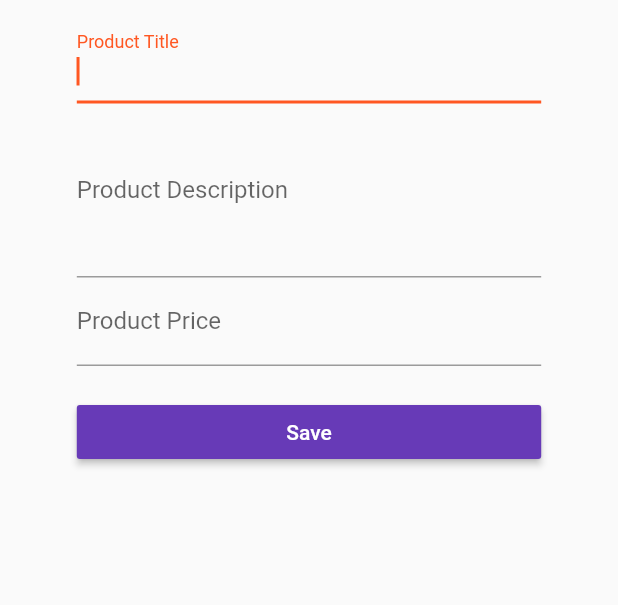
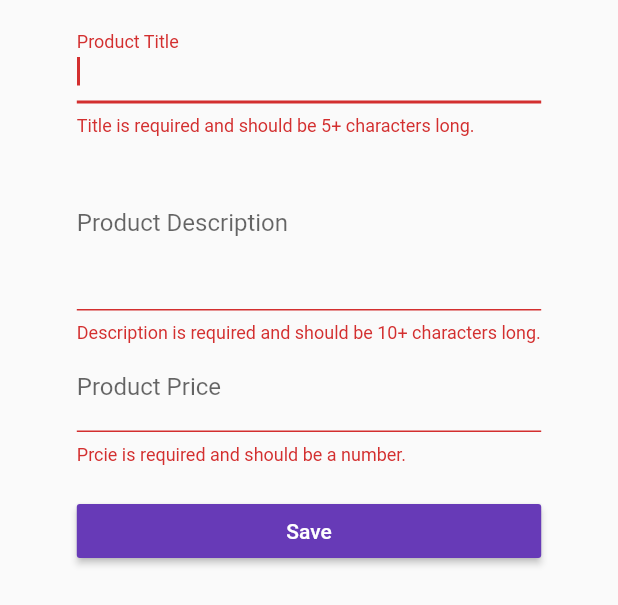
Before and after one commit to MateuszNaKodach/flutter_course_application, a Flutter app: the ProductCreatePage widget shown alone on an empty page, opened directly with empty values, after a tap on "Save", on a phone screen of 412 x 824 dp. Shown: the top 605 px of the screen. Run offline on Flutter 3.47's test engine with Material 2 defaults, Android fonts, the phone set to English and light mode, and no system bars.

```diff
--- a/lib/main.dart
+++ b/lib/main.dart
@@ -29,7 +29,7 @@ class _MyAppState extends State<MyApp> {
         routes: {
           Routes.AUTH: (BuildContext context) => AuthPage(),
           Routes.PRODUCTS: (BuildContext context) => ProductsPage(_products),
-          Routes.ADMIN: (BuildContext context) => ProductsAdminPage(_addProduct, _deleteProduct)
+          Routes.ADMIN: (BuildContext context) => ProductsAdminPage(_addProduct, _deleteProduct, _products)
         },
         onGenerateRoute: (RouteSettings settings) {
           final List<String> pathElements = settings.name.split('/');
--- a/lib/pages/product_create.dart
+++ b/lib/pages/product_create.dart
@@ -17,14 +17,21 @@ class _ProductCreatePageState extends State<ProductCreatePage> {
   String _titleValue;
   String _descriptionValue;
   double _priceValue;
+  final GlobalKey<FormState> _formKey = GlobalKey<FormState>();
 
   @override
   Widget build(BuildContext context) {
     final double deviceWidth = MediaQuery.of(context).size.width;
     final double targetWidth = deviceWidth > 550.0 ? 500.0 : deviceWidth * 0.9;
     final double targetPadding = deviceWidth - targetWidth;
-    return Container(
+    return GestureDetector(
+      onTap: () {
+        FocusScope.of(context).requestFocus(FocusNode());
+      },
+      child: Container(
         margin: EdgeInsets.all(10.0),
+        child: Form(
+          key: _formKey,
           child: ListView(
             padding: EdgeInsets.symmetric(horizontal: targetPadding),
             children: [
@@ -42,51 +49,70 @@ class _ProductCreatePageState extends State<ProductCreatePage> {
               )
             ],
           ),
+        ),
+      ),
     );
   }
 
   void _submitForm(BuildContext context) {
+    if (!_formKey.currentState.validate()) {
+      return null;
+    }
+    _formKey.currentState.save();
     widget.addProduct(Product(_titleValue,
         description: _descriptionValue, price: _priceValue));
     Navigator.pushReplacementNamed(context, Routes.PRODUCTS);
   }
 
-  TextField _buildPriceTextField() {
-    return TextField(
+  TextFormField _buildPriceTextField() {
+    return TextFormField(
       decoration: InputDecoration(
         labelText: 'Product Price',
       ),
       keyboardType: TextInputType.number,
-        onChanged: (String value) {
-          setState(() {
+      validator: (String value) {
+        if (value.isEmpty ||
+            !RegExp(r'^(?:[1-9]\d*|0)?(?:\.\d+)?$').hasMatch(value)) {
+          return 'Prcie is required and should be a number.';
+        }
+      },
+      onSaved: (String value) {
         _priceValue = double.parse(value);
-          });
-        });
+      },
+    );
   }
 
-  TextField _buildDescriptionTextField() {
-    return TextField(
+  TextFormField _buildDescriptionTextField() {
+    return TextFormField(
       decoration: InputDecoration(
         labelText: 'Product Description',
       ),
       maxLines: 4,
-        onChanged: (String value) {
-          setState(() {
+      validator: (String value) {
+        if (value.isEmpty || value.length < 10) {
+          return 'Description is required and should be 10+ characters long.';
+        }
+      },
+      onSaved: (String value) {
         _descriptionValue = value;
-          });
-        });
+      },
+    );
   }
 
-  TextField _buildTitleTextField() {
-    return TextField(
+  TextFormField _buildTitleTextField() {
+    return TextFormField(
       decoration: InputDecoration(
         labelText: 'Product Title',
       ),
       autofocus: true,
-        onChanged: (String value) {
-          setState(() {
+      validator: (String value) {
+        if (value.isEmpty || value.length < 5) {
+          return 'Title is required and should be 5+ characters long.';
+        }
+      },
+      onSaved: (String value) {
         _titleValue = value;
-          });
-        });
+      },
+    );
   }
 }
--- a/lib/pages/products_admin.dart
+++ b/lib/pages/products_admin.dart
@@ -1,13 +1,15 @@
 import 'package:flutter/material.dart';
 import 'package:flutter_course_application/main.dart';
+import 'package:flutter_course_application/models/product.dart';
 import 'package:flutter_course_application/pages/product_create.dart';
 import 'package:flutter_course_application/pages/product_list.dart';
 
 class ProductsAdminPage extends StatelessWidget {
   final Function addProduct;
   final Function deleteProduct;
+  final List<Product> products;
 
-  ProductsAdminPage(this.addProduct, this.deleteProduct);
+  ProductsAdminPage(this.addProduct, this.deleteProduct, this.products);
 
   @override
   Widget build(BuildContext context) {
@@ -32,7 +34,7 @@ class ProductsAdminPage extends StatelessWidget {
 
   Widget _buildPageBody(BuildContext context) {
     return TabBarView(
-        children: [ProductCreatePage(addProduct), ProductListPage()]);
+        children: [ProductCreatePage(addProduct), ProductListPage(products)]);
   }
 
   Widget _buildNavigationDrawer(BuildContext context) {
```
Also changed, not shown: lib/pages/auth.dart (+32 -8 lines), lib/pages/product_list.dart (+20 -2 lines). Lines whose indentation alone changed are shown as unchanged.
